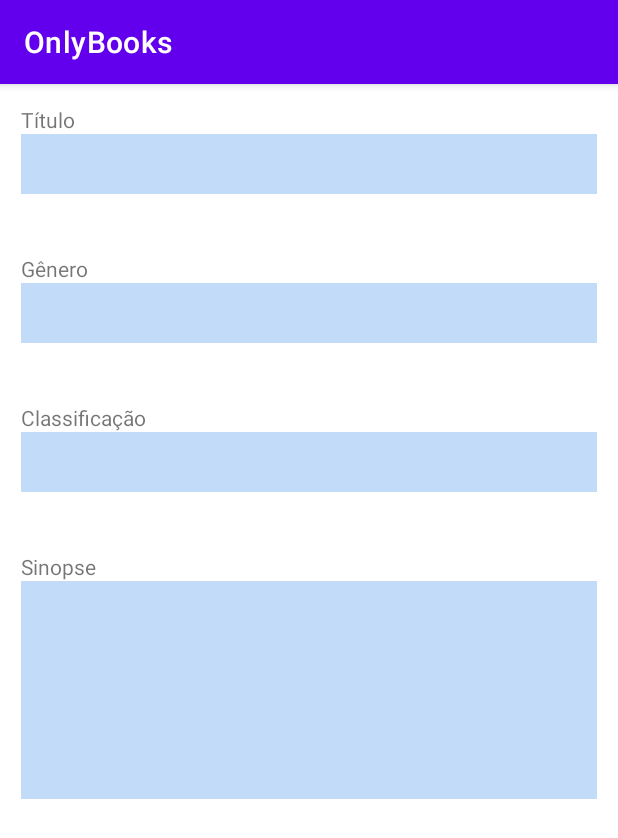
After one commit to antonio195/onlybooks-app, an Android app: the EbookSubmissionActivity screen opened directly, with no data from a screen before it, on a phone screen of 412 x 824 dp. The commit adds this screen. Shown: the top 838 px of the screen. Run offline under Robolectric (Android 15) with nearby library versions, the phone set to English and light mode, and no system bars.

Commit message:
Mergeando com a main

```diff
--- a/OnlyBooks/app/src/main/AndroidManifest.xml
+++ b/OnlyBooks/app/src/main/AndroidManifest.xml
@@ -17,6 +17,12 @@
             android:name=".LoginActivity"
             android:exported="false" />
         <activity
+            android:name=".EbookSubmissionActivity"
+            android:exported="false" />
+        <activity
+            android:name=".PerfilActivity"
+            android:exported="false" />
+        <activity
             android:name=".SplashActivity"
             android:exported="true">
             <intent-filter>
--- /dev/null
+++ b/OnlyBooks/app/src/main/java/com/antoniocostadossantos/onlybooks/EbookSubmissionActivity.kt
@@ -0,0 +1,11 @@
+package com.antoniocostadossantos.onlybooks
+
+import androidx.appcompat.app.AppCompatActivity
+import android.os.Bundle
+
+class EbookSubmissionActivity : AppCompatActivity() {
+    override fun onCreate(savedInstanceState: Bundle?) {
+        super.onCreate(savedInstanceState)
+        setContentView(R.layout.activity_ebook_submission)
+    }
+}
--- /dev/null
+++ b/OnlyBooks/app/src/main/res/layout/activity_ebook_submission.xml
@@ -0,0 +1,86 @@
+<?xml version="1.0" encoding="utf-8"?>
+<LinearLayout xmlns:android="http://schemas.android.com/apk/res/android"
+    xmlns:tools="http://schemas.android.com/tools"
+    android:layout_width="match_parent"
+    android:layout_height="match_parent"
+    android:orientation="vertical"
+    android:padding="14dp"
+    tools:context=".EbookSubmissionActivity">
+
+    <LinearLayout
+        android:layout_width="match_parent"
+        android:layout_height="wrap_content"
+        android:orientation="vertical"
+        android:layout_marginBottom="40dp">
+
+        <TextView
+            android:layout_width="match_parent"
+            android:layout_height="wrap_content"
+            android:layout_weight="1"
+            android:text="Título"
+            android:textSize="14sp" />
+
+        <EditText
+            android:layout_width="match_parent"
+            android:layout_height="40dp"
+            android:background="@color/primaryLight"/>
+    </LinearLayout>
+
+    <LinearLayout
+        android:layout_width="match_parent"
+        android:layout_height="wrap_content"
+        android:orientation="vertical"
+        android:layout_marginBottom="40dp">
+
+        <TextView
+            android:layout_width="match_parent"
+            android:layout_height="wrap_content"
+            android:layout_weight="1"
+            android:text="Gênero"
+            android:textSize="14sp" />
+
+        <EditText
+            android:layout_width="match_parent"
+            android:layout_height="40dp"
+            android:background="@color/primaryLight"/>
+    </LinearLayout>
+
+    <LinearLayout
+        android:layout_width="match_parent"
+        android:layout_height="wrap_content"
+        android:orientation="vertical"
+        android:layout_marginBottom="40dp">
+
+        <TextView
+            android:layout_width="match_parent"
+            android:layout_height="wrap_content"
+            android:layout_weight="1"
+            android:text="Classificação"
+            android:textSize="14sp" />
+
+        <EditText
+            android:layout_width="match_parent"
+            android:layout_height="40dp"
+            android:background="@color/primaryLight"/>
+    </LinearLayout>
+
+    <LinearLayout
+        android:layout_width="match_parent"
+        android:layout_height="wrap_content"
+        android:orientation="vertical"
+        android:layout_marginBottom="40dp">
+
+        <TextView
+            android:layout_width="match_parent"
+            android:layout_height="wrap_content"
+            android:layout_weight="1"
+            android:text="Sinopse"
+            android:textSize="14sp" />
+
+        <EditText
+            android:layout_width="match_parent"
+            android:layout_height="145dp"
+            android:background="@color/primaryLight"/>
+    </LinearLayout>
+
+</LinearLayout>
--- a/OnlyBooks/app/src/main/res/values/colors.xml
+++ b/OnlyBooks/app/src/main/res/values/colors.xml
@@ -12,4 +12,6 @@
     <color name="azulEscuro">#456990</color>
     <color name="cinzaClaro">#F5F4F4</color>
 
+    <color name="primaryLight">#C1DBF8</color>
+
 </resources>
```
